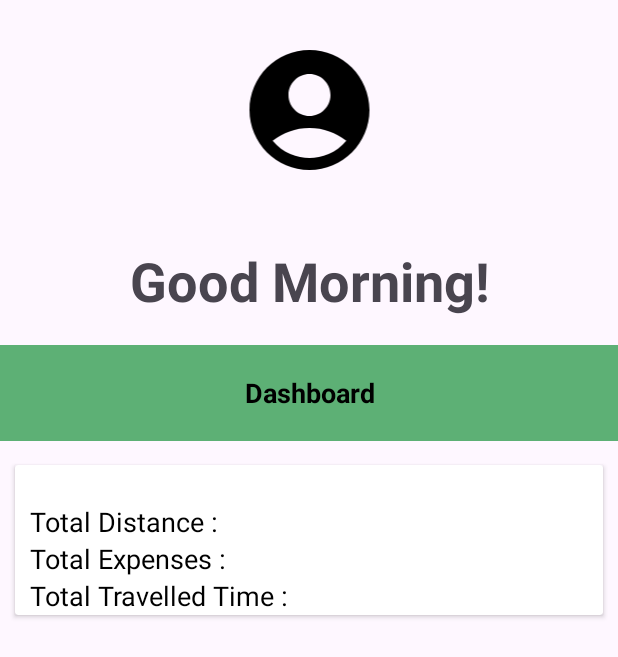
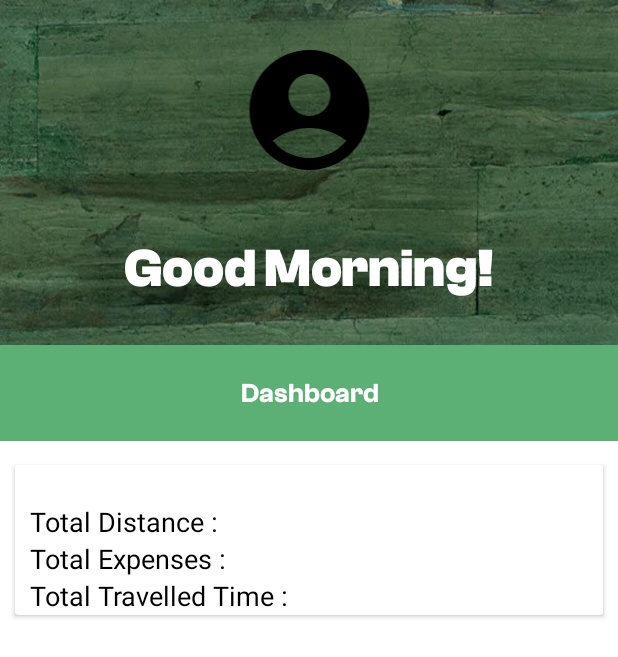
Before and after one commit to bnetpineda/Tryksave, an Android app: the layout fragment_home.xml on its own in the app's theme, with its tools: preview values and no code run, on a phone screen of 412 x 824 dp. Shown: the top 657 px of the screen. Run offline under Robolectric (Android 15) with nearby library versions, the phone set to English and light mode, and no system bars.

Commit message:
UPDATED(5)!

```diff
--- a/app/src/main/res/drawable/importantbuttonwhite.xml
+++ b/app/src/main/res/drawable/importantbuttonwhite.xml
@@ -1,7 +1,5 @@
 <shape xmlns:android="http://schemas.android.com/apk/res/android"
     android:shape="rectangle">
     <corners android:radius="150dp"/>
-    <solid android:color="@color/white" />
-    <stroke android:width="1dp"
-        android:color="@color/quantum_googgreen"/>
+    <solid android:color="@color/green" />
 </shape>
--- a/app/src/main/res/layout/fragment_app.xml
+++ b/app/src/main/res/layout/fragment_app.xml
@@ -68,7 +68,7 @@
         android:background="@drawable/importantbuttonwhite"
         android:fontFamily="@font/clashgroteskregular"
         android:text="Compute"
-        android:textColor="#43A047"
+        android:textColor="@color/white"
         android:textSize="21sp"
         app:backgroundTint="@null"
         app:layout_constraintEnd_toEndOf="parent"
@@ -87,10 +87,11 @@
     <TextView
         android:layout_width="match_parent"
         android:layout_height="wrap_content"
+        android:fontFamily="@font/clashgroteskregular"
         android:text="Estimation Summary"
         android:background="@color/quantum_googgreen"
         android:textStyle="bold"
-        android:textColor="@color/black"
+        android:textColor="@color/white"
         android:gravity="center"
         android:textSize="18sp"/>
 
--- a/app/src/main/res/layout/fragment_home.xml
+++ b/app/src/main/res/layout/fragment_home.xml
@@ -4,6 +4,7 @@
     xmlns:tools="http://schemas.android.com/tools"
     android:layout_width="match_parent"
     android:layout_height="match_parent"
+    android:background="@drawable/img_3"
     tools:context=".HomeFragment">
 
     <ImageView
@@ -20,6 +21,8 @@
         android:id="@+id/TextViewHomeName"
         android:layout_width="wrap_content"
         android:layout_height="wrap_content"
+        android:textColor="@color/white"
+        android:fontFamily="@font/clashgroteskregular"
         android:layout_marginTop="12dp"
         android:textSize="22sp"
         android:textStyle="bold"
@@ -31,6 +34,8 @@
         android:id="@+id/textView2"
         android:layout_width="wrap_content"
         android:layout_height="wrap_content"
+        android:textColor="@color/white"
+        android:fontFamily="@font/clashgroteskvariable"
         android:text="Good Morning!"
         android:textStyle="bold"
         android:textSize="36sp"
@@ -41,6 +46,7 @@
     <FrameLayout
         android:layout_width="match_parent"
         android:layout_height="match_parent"
+        android:background="@color/white"
         android:layout_marginTop="230dp"
         app:layout_constraintBottom_toBottomOf="parent"
         app:layout_constraintEnd_toEndOf="parent"
@@ -58,8 +64,9 @@
                 android:layout_width="match_parent"
                 android:layout_height="wrap_content"
                 android:text="@string/dashboard"
-                android:textColor="@color/black"
+                android:textColor="@color/white"
                 android:textAlignment="center"
+                android:fontFamily="@font/clashgrotesksemibold"
                 android:layout_centerVertical="true"
                 android:textStyle="bold"
                 android:textSize="18sp"/>
```
Also changed, not shown: app/src/main/res/drawable/img_3.png (added).
